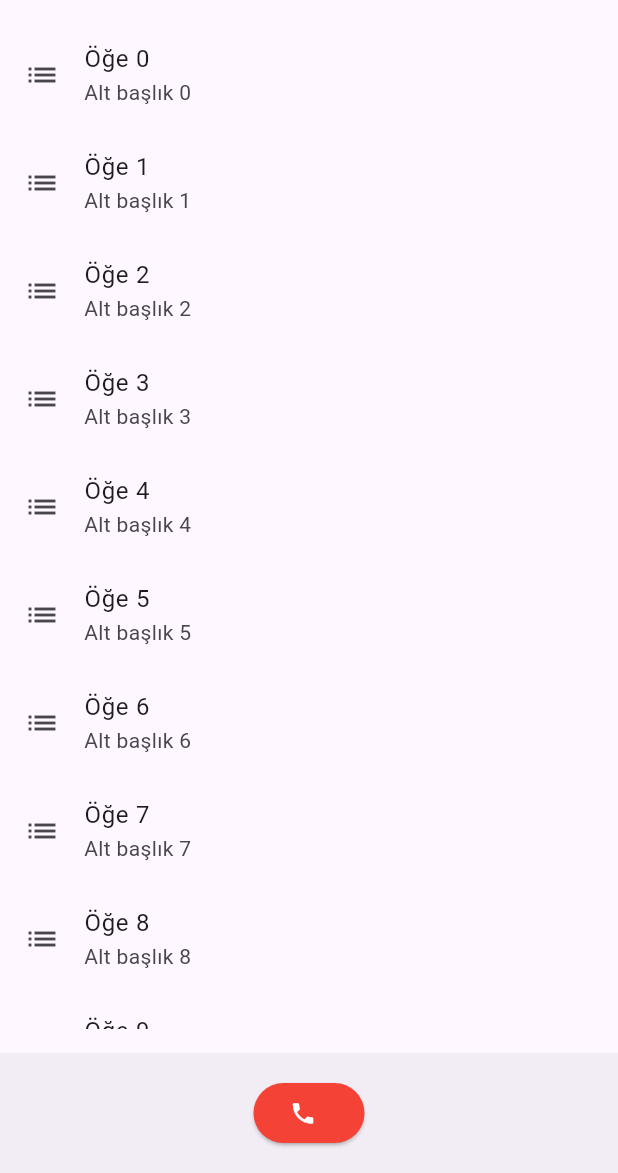
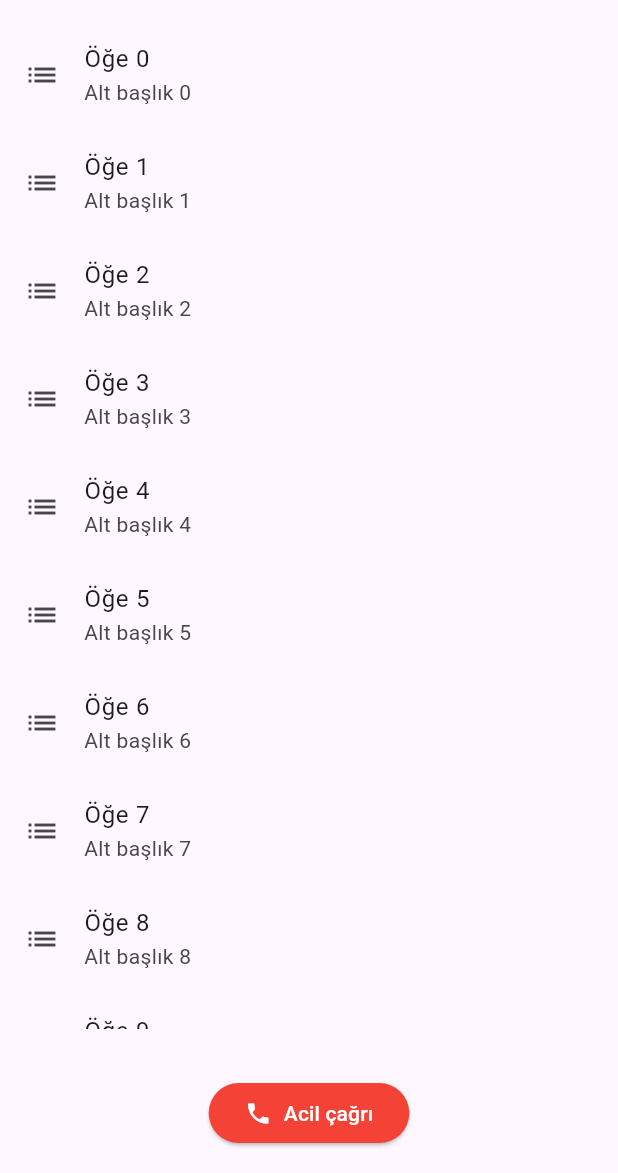
Before and after one commit to turkmenugur/skyhawk-iha-mobile, a Flutter app: the HomeView screen opened by its route, on a phone screen of 412 x 824 dp, the part 63-1236 px from its top. Run offline on Flutter 3.47's test engine with Material 3 defaults, Android fonts, the phone set to English and light mode, and no system bars; our stand-ins replace google_maps_flutter, lottie.

Commit message:
minor ui changes

```diff
--- a/lib/view/home_view.dart
+++ b/lib/view/home_view.dart
@@ -43,7 +43,10 @@ class HomeView extends StatelessWidget {
         ],
       ),
       bottomNavigationBar: BottomAppBar(
+        color: Colors.transparent,
+        elevation: 0,
         child: Container(
+          color: Colors.transparent,
           height: 50.0,
           child: Center(
             child: ElevatedButton(
@@ -61,6 +64,10 @@ class HomeView extends StatelessWidget {
                 children: [
                   Icon(Icons.phone, color: Colors.white),
                   SizedBox(width: 8),
+                  Text(
+                    'Acil çağrı',
+                    style: TextStyle(color: Colors.white),
+                  ),
                 ],
               ),
             ),
```
